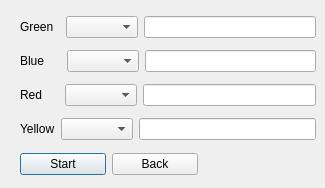
The window that QT_Project_Mensche_Aergere_dich_nicht/newgamedialog.ui (TwoPlusPlus/NETB375_Mensche_aergere_dich_nicht) describes before a commit, drawn with Qt 5.
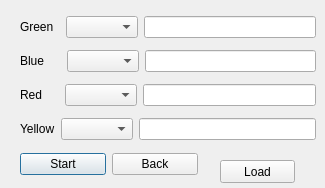
The same window after the commit.

Diff of the .ui file:
```diff
--- a/QT_Project_Mensche_Aergere_dich_nicht/newgamedialog.ui
+++ b/QT_Project_Mensche_Aergere_dich_nicht/newgamedialog.ui
@@ -123,6 +123,19 @@
     </item>
    </layout>
   </widget>
+  <widget class="QPushButton" name="testLoad">
+   <property name="geometry">
+    <rect>
+     <x>220</x>
+     <y>160</y>
+     <width>75</width>
+     <height>23</height>
+    </rect>
+   </property>
+   <property name="text">
+    <string>Load</string>
+   </property>
+  </widget>
  </widget>
  <resources/>
  <connections>
```
